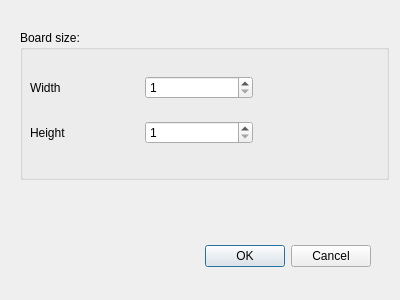
The window that tools/board_editor/ui_source/new_board.ui (Bruno-Ed-cs/normal_chess) describes before a commit, drawn with Qt 5.
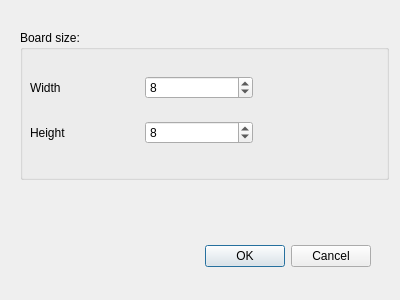
The same window after the commit.

```diff
--- a/tools/board_editor/ui_source/new_board.ui
+++ b/tools/board_editor/ui_source/new_board.ui
@@ -93,7 +93,7 @@
           <number>500</number>
          </property>
          <property name="value">
-          <number>1</number>
+          <number>8</number>
          </property>
         </widget>
        </item>
@@ -116,6 +116,9 @@
          <property name="maximum">
           <number>500</number>
          </property>
+         <property name="value">
+          <number>8</number>
+         </property>
         </widget>
        </item>
       </layout>
```
